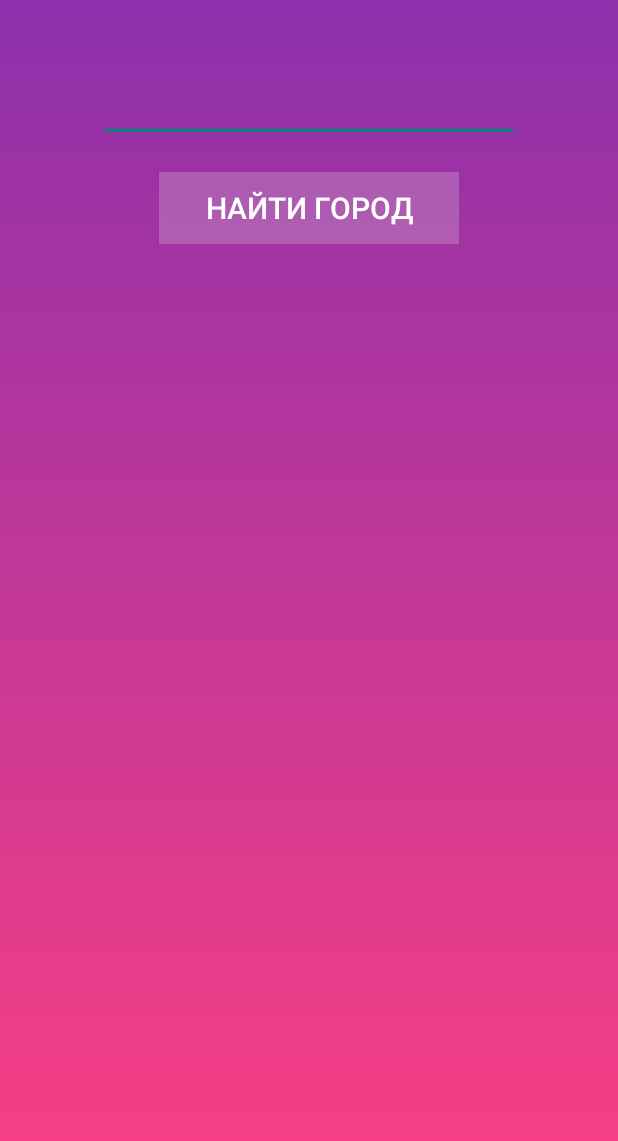
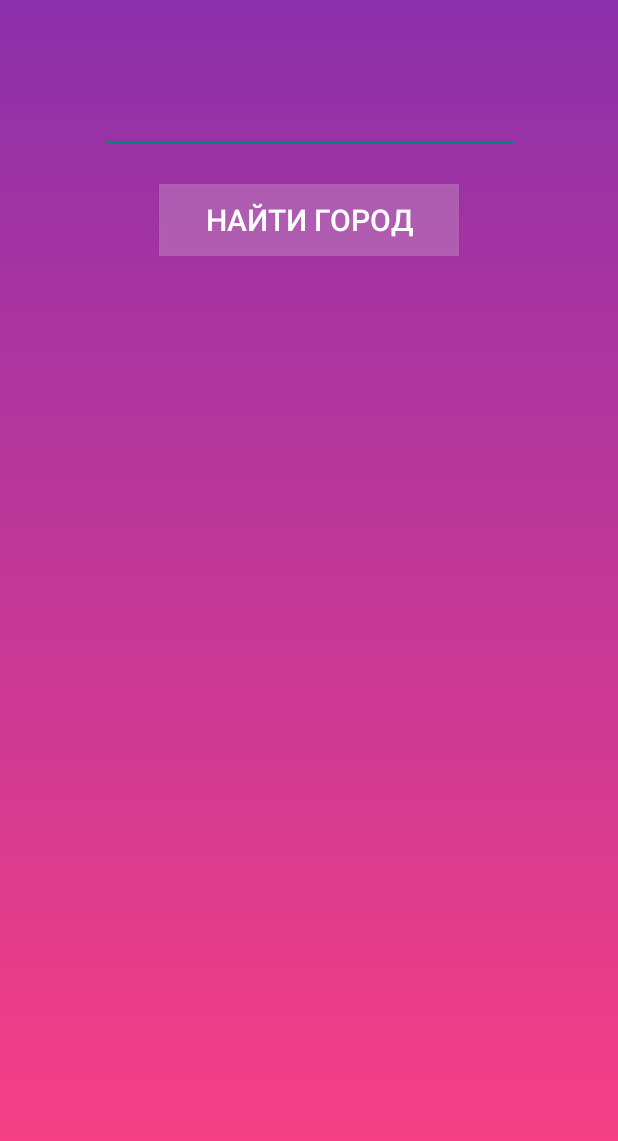
Before and after one commit to jippanippa/pogodator, an Android app: the CityChoiceActivity screen opened directly, with no data from a screen before it, on a phone screen of 412 x 824 dp. Shown: the top 1141 px of the screen. Run offline under Robolectric (Android 15) with nearby library versions, the light colour scheme and no system bars; our stand-ins replace ButterKnife; 1 statement that could not run was skipped.

Commit message:
Add some updates

```diff
--- a/app/src/main/java/com/meojike/pogodator/ui/CityChoiceActivity.java
+++ b/app/src/main/java/com/meojike/pogodator/ui/CityChoiceActivity.java
@@ -4,6 +4,7 @@ import android.app.ListActivity;
 import android.content.Intent;
 import android.location.Geocoder;
 import android.os.Bundle;
+import android.util.Log;
 import android.view.View;
 import android.widget.ArrayAdapter;
 import android.widget.EditText;
@@ -25,8 +26,8 @@ public class CityChoiceActivity extends ListActivity {
 
     @BindView(R.id.cityName) EditText mCityName;
 
-    private Geocoder mGeocoder;// = new Geocoder(this, new Locale("ru", "ru"));
-    private List<android.location.Address> adressesArray;// = new ArrayList<>();
+    private Geocoder mGeocoder;
+    private List<android.location.Address> adressesArray;
     @Override
     protected void onCreate(Bundle savedInstanceState) {
         super.onCreate(savedInstanceState);
@@ -42,19 +43,9 @@ public class CityChoiceActivity extends ListActivity {
 
         Intent intent = getIntent();
 
-
         mGeocoder = new Geocoder(this, new Locale("ru", "RU"));
-
-//            try {
-//                adressesArray = mGeocoder.getFromLocation(
-//                        intent.getDoubleExtra("latitude", 55.71859575),
-//                        intent.getDoubleExtra("longitude",37.81751764), 1);
-                mCityName.setHint(intent.getStringExtra("currentCityName").toUpperCase());
-
-//            } catch (IOException e) {
-//                e.printStackTrace();
-//            }
-        }
+        mCityName.setHint(intent.getStringExtra("currentCityName").toUpperCase());
+    }
 
     @OnClick (R.id.buttonFindCity)
     public void findCityByName(View view) {
@@ -90,6 +81,7 @@ public class CityChoiceActivity extends ListActivity {
         intent.putExtra("longitude", longitude);
         intent.putExtra("makeNewRequest", true);
         intent.putExtra("cityName", adressesArray.get(position).getLocality());
+        Log.d(CityChoiceActivity.class.getSimpleName(), "lat and long: " + latitude + " " + longitude);
         startActivity(intent);
     }
 }
--- a/app/src/main/java/com/meojike/pogodator/ui/MainPogodatorActivity.java
+++ b/app/src/main/java/com/meojike/pogodator/ui/MainPogodatorActivity.java
@@ -109,10 +109,11 @@ public class MainPogodatorActivity extends AppCompatActivity {
 
         if(intent.getBooleanExtra("makeNewRequest", false)) {
             latitude = intent.getDoubleExtra("latitude", latitude);
-            longitude = intent.getDoubleExtra("latitude", longitude);
+            longitude = intent.getDoubleExtra("longitude", longitude);
             initialStart = intent.getBooleanExtra("makeNewRequest", false);
             setCurrentCityNameLabel(intent.getStringExtra("cityName"));
             getForecast(latitude, longitude);
+            Log.d(TAG, "notfirstrequest was called " + latitude + " " + longitude);
         }
 
     }
--- a/app/src/main/res/layout/activity_city_choice.xml
+++ b/app/src/main/res/layout/activity_city_choice.xml
@@ -5,6 +5,10 @@
     xmlns:tools="http://schemas.android.com/tools"
     android:layout_width="match_parent"
     android:layout_height="match_parent"
+    android:paddingBottom="@dimen/activity_vertical_margin"
+    android:paddingLeft="@dimen/activity_horizontal_margin"
+    android:paddingRight="@dimen/activity_horizontal_margin"
+    android:paddingTop="@dimen/activity_vertical_margin"
     android:background="@drawable/background_gradient"
     tools:context="com.meojike.pogodator.ui.CityChoiceActivity">
 
@@ -42,11 +46,8 @@
         android:id="@android:id/list"
         android:layout_width="wrap_content"
         android:layout_height="wrap_content"
-        android:layout_alignLeft="@+id/cityName"
-        android:layout_alignStart="@+id/cityName"
-        android:layout_alignRight="@+id/cityName"
+
         android:layout_below="@+id/buttonFindCity"
-
         android:layout_marginTop="28dp"/>
 
 </RelativeLayout>
--- a/app/src/main/res/layout/activity_main_pogodator.xml
+++ b/app/src/main/res/layout/activity_main_pogodator.xml
@@ -49,7 +49,7 @@
         android:text="ТЕРРИТОРИЯ"
         android:textStyle="bold"
         android:textColor="@android:color/white"
-        android:textSize="29sp"/>
+        android:textSize="24sp"/>
 
     <ImageView
         android:id="@+id/iconImageView"
```
Also changed, not shown: app/src/main/res/layout/activity_daily_forecast_old.xml (deleted, +0 -60 lines).
